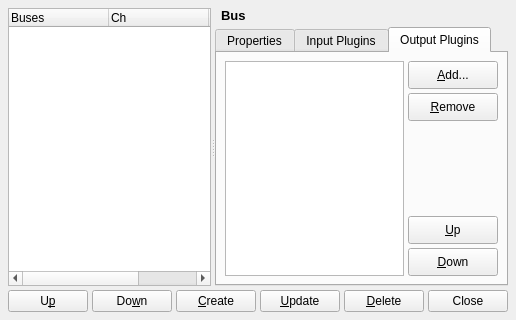
This is src/qtractorBusForm.ui in rncbc/qtractor as Qt 5 draws it before an edit. The edited form follows.
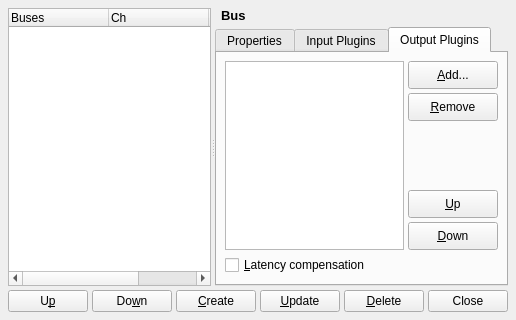
This is the edited form. The open tabs and pages were chosen to show the change. Icons and pictures are not drawn. Custom widgets are drawn as their Qt base class.

Commit message: - Plugin latency/delay compensation now opted in to audio output   buses (cf. View/Buses... /Output Plugins/Latency compensation).   (HIGHLY EXPERIMENTAL)

What changed in the file:
```diff
--- a/src/qtractorBusForm.ui
+++ b/src/qtractorBusForm.ui
@@ -449,8 +449,8 @@
           <attribute name="title">
            <string>Output Plugins</string>
           </attribute>
-          <layout class="QHBoxLayout">
-           <item>
+          <layout class="QGridLayout">
+           <item row="0" column="0" colspan="2">
             <widget class="qtractorPluginListView" name="OutputPluginListView">
              <property name="focusPolicy">
               <enum>Qt::WheelFocus</enum>
@@ -460,7 +460,7 @@
              </property>
             </widget>
            </item>
-           <item>
+           <item row="0" column="2">
             <layout class="QVBoxLayout">
              <item>
               <widget class="QToolButton" name="AddOutputPluginToolButton">
@@ -565,6 +565,55 @@
              </item>
             </layout>
            </item>
+           <item row="1" column="0" colspan="2">
+            <widget class="QCheckBox" name="OutputPluginListLatencyCheckBox">
+             <property name="toolTip">
+              <string>Whether to enable plugin latency/delay compensation</string>
+             </property>
+             <property name="text">
+              <string>&amp;Latency compensation</string>
+             </property>
+            </widget>
+           </item>
+           <item row="1" column="2">
+            <layout class="QHBoxLayout">
+             <property name="spacing">
+              <number>0</number>
+             </property>
+             <property name="margin">
+              <number>0</number>
+             </property>
+             <item>
+              <spacer>
+               <property name="orientation">
+                <enum>Qt::Horizontal</enum>
+               </property>
+               <property name="sizeType">
+                <enum>QSizePolicy::Expanding</enum>
+               </property>
+               <property name="sizeHint">
+                <size>
+                 <width>8</width>
+                 <height>8</height>
+                </size>
+               </property>
+              </spacer>
+             </item>
+             <item>
+              <widget class="QPushButton" name="OutputPluginListLatencyPushButton">
+               <property name="toolTip">
+                <string>Current total output latency</string>
+               </property>
+               <property name="text">
+                <string/>
+               </property>
+               <property name="flat">
+                <bool>true</bool>
+               </property>
+              </widget>
+             </item>
+            </layout>
+           </item>
           </layout>
          </widget>
         </widget>
```
Left out of the diff: 4 changed lines with no effect on the pictures. The commit also changes 11 other files.
